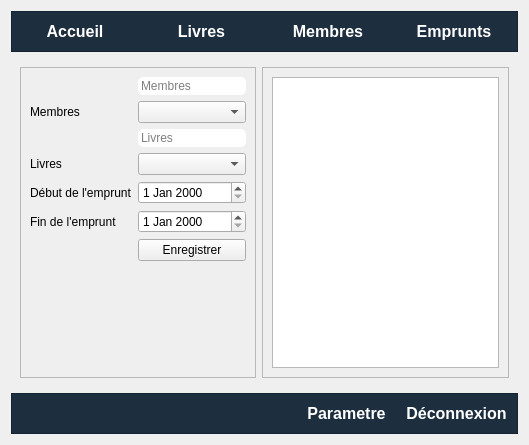
Before: the Qt Designer form app.ui in Totelof10/biblio, drawn with Qt 5.
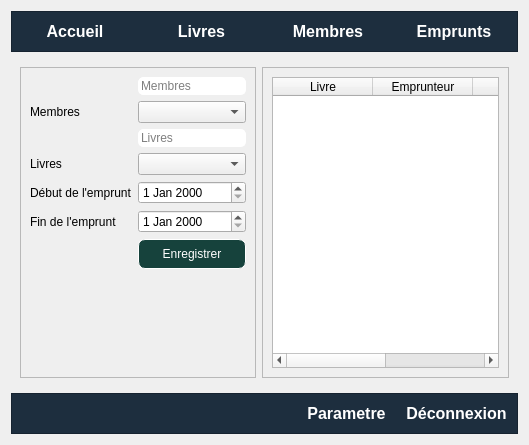
After: the same form once the commit is applied. Icons and pictures are not drawn.

Commit message: Ajout emprunt OK

The edit to the form file:
```diff
--- a/app.ui
+++ b/app.ui
@@ -806,7 +806,19 @@
            <widget class="QDateEdit" name="dateEdit_2"/>
           </item>
           <item row="7" column="1">
-           <widget class="QPushButton" name="pushButton_4">
+           <widget class="QPushButton" name="btnEnregistrerEmprunt">
+            <property name="styleSheet">
+             <string notr="true">QPushButton{
+	border: 1px solid white;
+	border-radius: 7px;
+	background-color: #16423C;
+	color:white;
+	padding: 7px;
+}
+QPushButton:hover{
+	background-color: #6A9C89;
+}</string>
+            </property>
             <property name="text">
              <string>Enregistrer</string>
             </property>
@@ -859,7 +871,28 @@
          </property>
          <layout class="QVBoxLayout" name="verticalLayout_4">
           <item>
-           <widget class="QTableWidget" name="tableWidget_3"/>
+           <widget class="QTableWidget" name="tableWidget_3">
+            <column>
+             <property name="text">
+              <string>Livre</string>
+             </property>
+            </column>
+            <column>
+             <property name="text">
+              <string>Emprunteur</string>
+             </property>
+            </column>
+            <column>
+             <property name="text">
+              <string>Début</string>
+             </property>
+            </column>
+            <column>
+             <property name="text">
+              <string>Fin</string>
+             </property>
+            </column>
+           </widget>
           </item>
          </layout>
         </widget>
```
Left out of the diff: 10 changed lines with no effect on the pictures. The commit also changes 14 other files.
